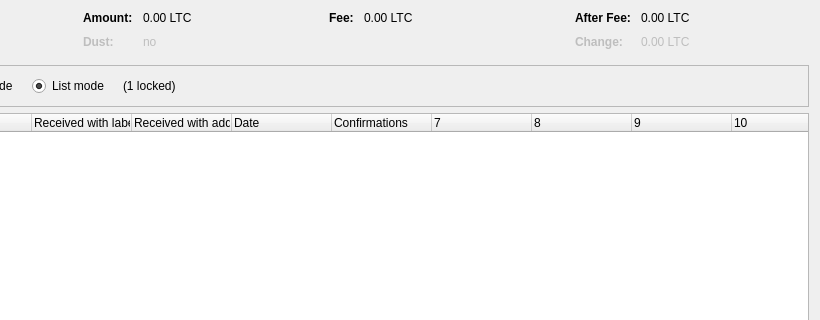
Above: src/qt/forms/coincontroldialog.ui from Cubicverse/CubicverseCoin before the change; both pictures show x 180 to 1000 and y 0 to 320 of the 1000 by 500 pixel window. Below: the same form after it.
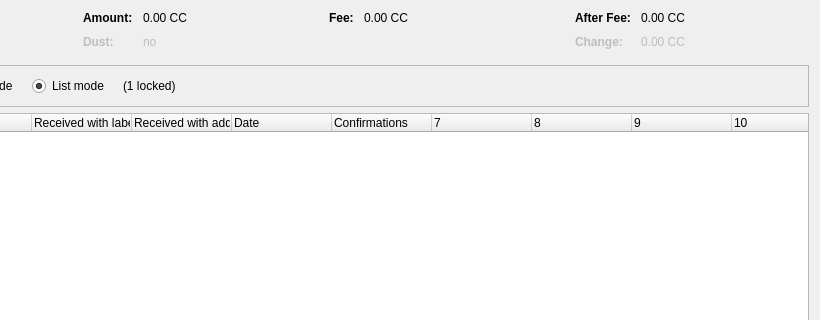
That is the form after the change. Custom widgets are drawn as their Qt base class.

```diff
--- a/src/qt/forms/coincontroldialog.ui
+++ b/src/qt/forms/coincontroldialog.ui
@@ -132,7 +132,7 @@
           <enum>Qt::ActionsContextMenu</enum>
          </property>
          <property name="text">
-          <string notr="true">0.00 LTC</string>
+          <string notr="true">0.00 CC</string>
          </property>
          <property name="textInteractionFlags">
           <set>Qt::LinksAccessibleByMouse|Qt::TextSelectableByKeyboard|Qt::TextSelectableByMouse</set>
@@ -212,7 +212,7 @@
           <enum>Qt::ActionsContextMenu</enum>
          </property>
          <property name="text">
-          <string notr="true">0.00 LTC</string>
+          <string notr="true">0.00 CC</string>
          </property>
          <property name="textInteractionFlags">
           <set>Qt::LinksAccessibleByMouse|Qt::TextSelectableByKeyboard|Qt::TextSelectableByMouse</set>
@@ -257,7 +257,7 @@
           <enum>Qt::ActionsContextMenu</enum>
          </property>
          <property name="text">
-          <string notr="true">0.00 LTC</string>
+          <string notr="true">0.00 CC</string>
          </property>
          <property name="textInteractionFlags">
           <set>Qt::LinksAccessibleByMouse|Qt::TextSelectableByKeyboard|Qt::TextSelectableByMouse</set>
@@ -292,7 +292,7 @@
           <enum>Qt::ActionsContextMenu</enum>
          </property>
          <property name="text">
-          <string notr="true">0.00 LTC</string>
+          <string notr="true">0.00 CC</string>
          </property>
          <property name="textInteractionFlags">
           <set>Qt::LinksAccessibleByMouse|Qt::TextSelectableByKeyboard|Qt::TextSelectableByMouse</set>
```
